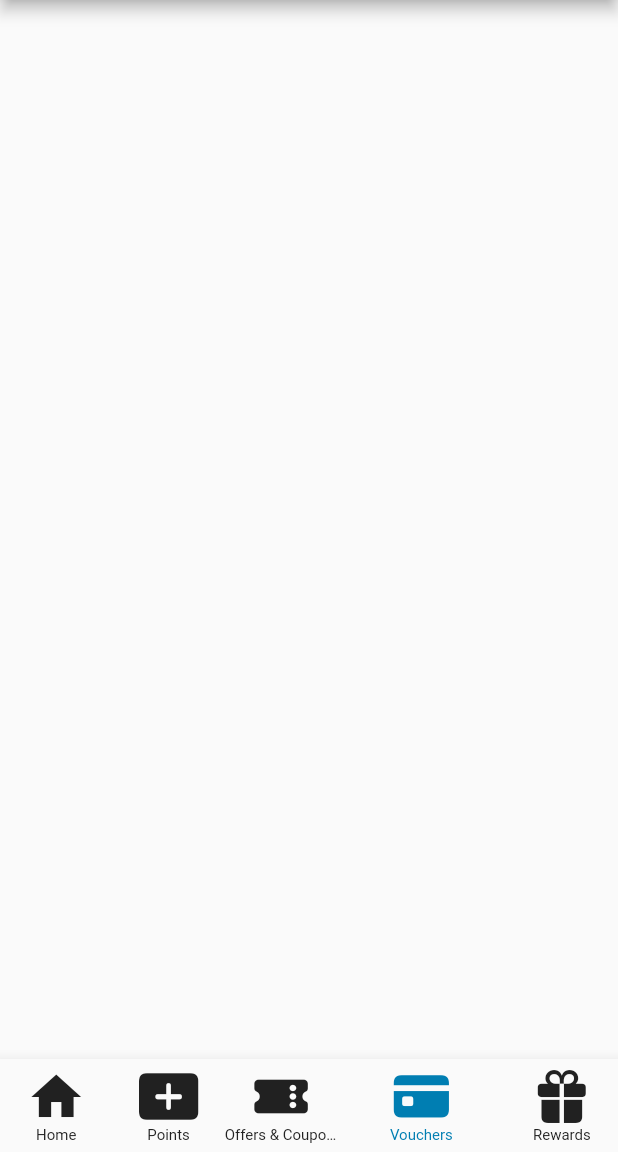
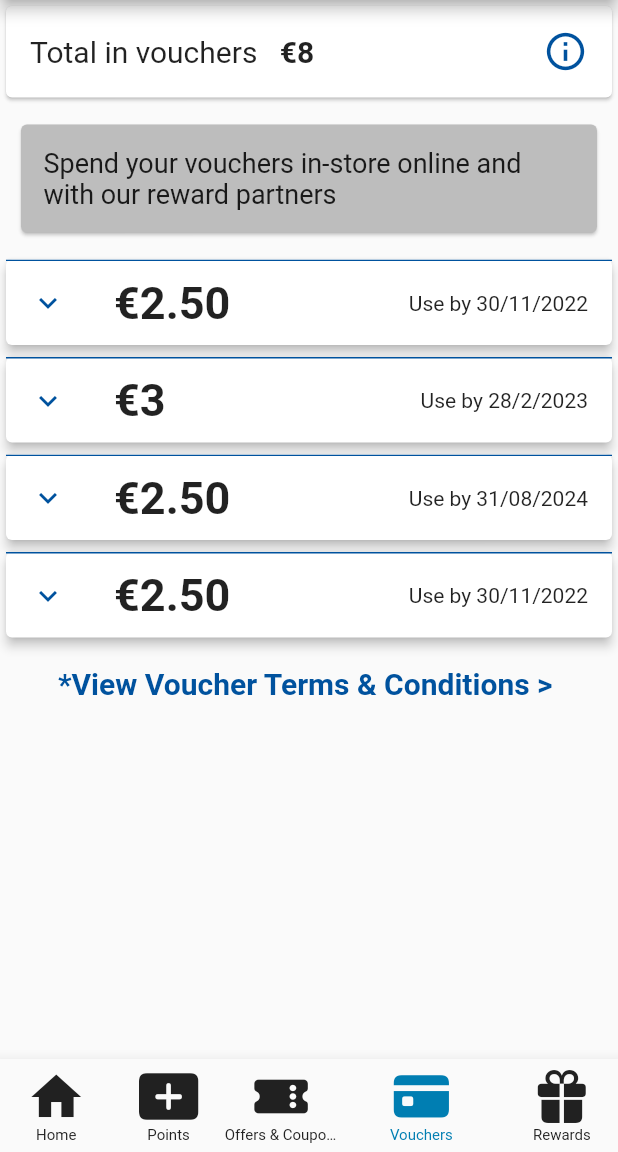
Before and after one commit to bhumika14afk/testing, a Flutter app: the screen it shows after launch, item 4 of the bottom bar chosen, on a phone screen of 412 x 824 dp, the part 84-1236 px from its top. Run offline on Flutter 3.47's test engine with Material 2 defaults, Android fonts, the phone set to English and light mode, and no system bars; our stand-ins replace font_awesome_flutter; missing offline and left inert: avatars, linear_progress_bar; network calls fail.

Commit message:
vouchers screen

```diff
--- a/tesco/lib/screens/vouchers_screen.dart
+++ b/tesco/lib/screens/vouchers_screen.dart
@@ -19,6 +19,111 @@ class _VouchersState extends State<Vouchers> {
         centerTitle: true,
         title: Text("Vouchers"),
       ),
+      body: Column(
+        children: [
+          Card(
+              child: ListTile(
+                  title: Row(
+                    children: [
+                      Text("Total in vouchers",
+                          style: TextStyle(
+                            fontSize: 20,
+                          )),
+                      Padding(
+                        padding: const EdgeInsets.all(15),
+                        child: Text(
+                          "€8",
+                          style: TextStyle(
+                            fontSize: 20,
+                            fontWeight: FontWeight.bold,
+                          ),
+                        ),
+                      )
+                    ],
+                  ),
+                  trailing: Icon(
+                    Icons.info_outline,
+                    color: Color(0xff00529e),
+                    size: 30,
+                  ))),
+          Padding(
+            padding: const EdgeInsets.all(10),
+            child: Card(
+              color: Colors.grey[400],
+              child: Padding(
+                padding: EdgeInsets.all(15),
+                child: Text(
+                  'Spend your vouchers in-store online and with our reward partners',
+                  style: TextStyle(fontSize: 18),
+                ),
+              ),
+            ),
+          ),
+          Card(
+              elevation: 3,
+              child: ListTile(
+                  shape: Border(top: BorderSide(color: Color(0xff00529e))),
+                  leading: Icon(
+                    Icons.keyboard_arrow_down_sharp,
+                    color: Color(0xff00529e),
+                  ),
+                  title: Text(
+                    "€2.50",
+                    style: TextStyle(fontSize: 30, fontWeight: FontWeight.bold),
+                  ),
+                  trailing: Text("Use by 30/11/2022"))),
+          Card(
+              elevation: 3,
+              child: ListTile(
+                  shape: Border(top: BorderSide(color: Color(0xff00529e))),
+                  leading: Icon(
+                    Icons.keyboard_arrow_down_sharp,
+                    color: Color(0xff00529e),
+                  ),
+                  title: Text(
+                    "€3",
+                    style: TextStyle(fontSize: 30, fontWeight: FontWeight.bold),
+                  ),
+                  trailing: Text("Use by 28/2/2023"))),
+          Card(
+              elevation: 3,
+              child: ListTile(
+                  shape: Border(top: BorderSide(color: Color(0xff00529e))),
+                  leading: Icon(
+                    Icons.keyboard_arrow_down_sharp,
+                    color: Color(0xff00529e),
+                  ),
+                  title: Text(
+                    "€2.50",
+                    style: TextStyle(fontSize: 30, fontWeight: FontWeight.bold),
+                  ),
+                  trailing: Text("Use by 31/08/2024"))),
+          Card(
+            elevation: 3,
+            child: ListTile(
+                shape: Border(top: BorderSide(color: Color(0xff00529e))),
+                leading: Icon(
+                  Icons.keyboard_arrow_down_sharp,
+                  color: Color(0xff00529e),
+                ),
+                title: Text(
+                  "€2.50",
+                  style: TextStyle(fontSize: 30, fontWeight: FontWeight.bold),
+                ),
+                trailing: Text("Use by 30/11/2022")),
+          ),
+          Padding(
+            padding: const EdgeInsets.all(15),
+            child: Text(
+              '*View Voucher Terms & Conditions > ',
+              style: TextStyle(
+                  color: Color(0xff00529e),
+                  fontSize: 20,
+                  fontWeight: FontWeight.bold),
+            ),
+          )
+        ],
+      ),
     );
   }
 }
```
